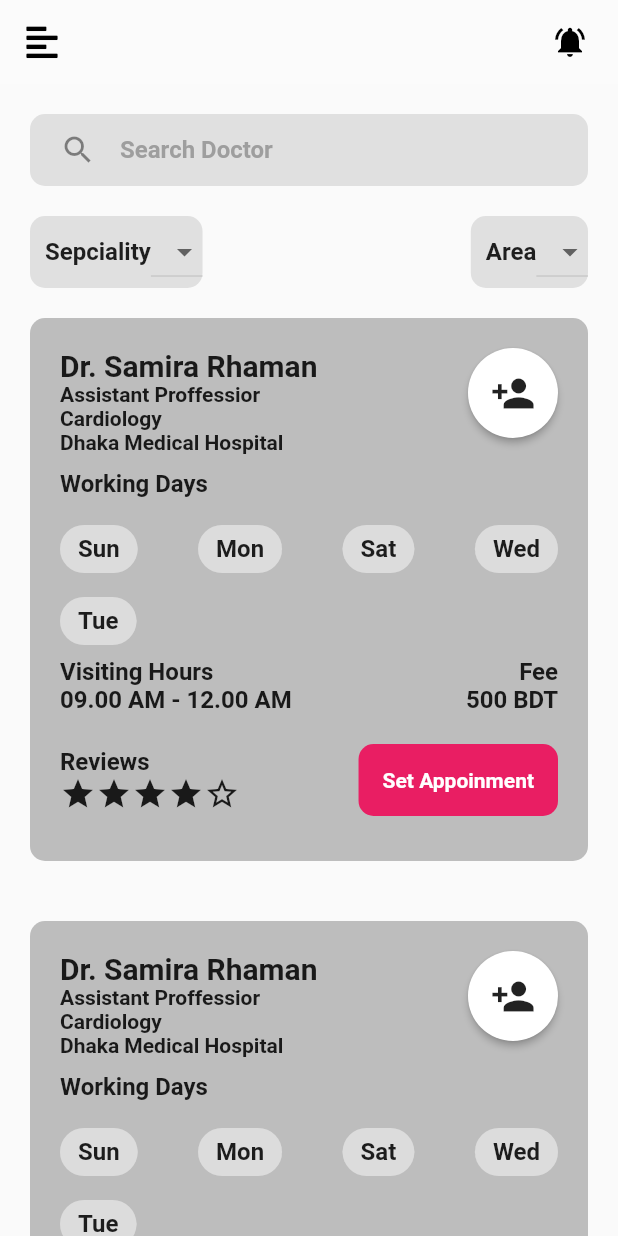
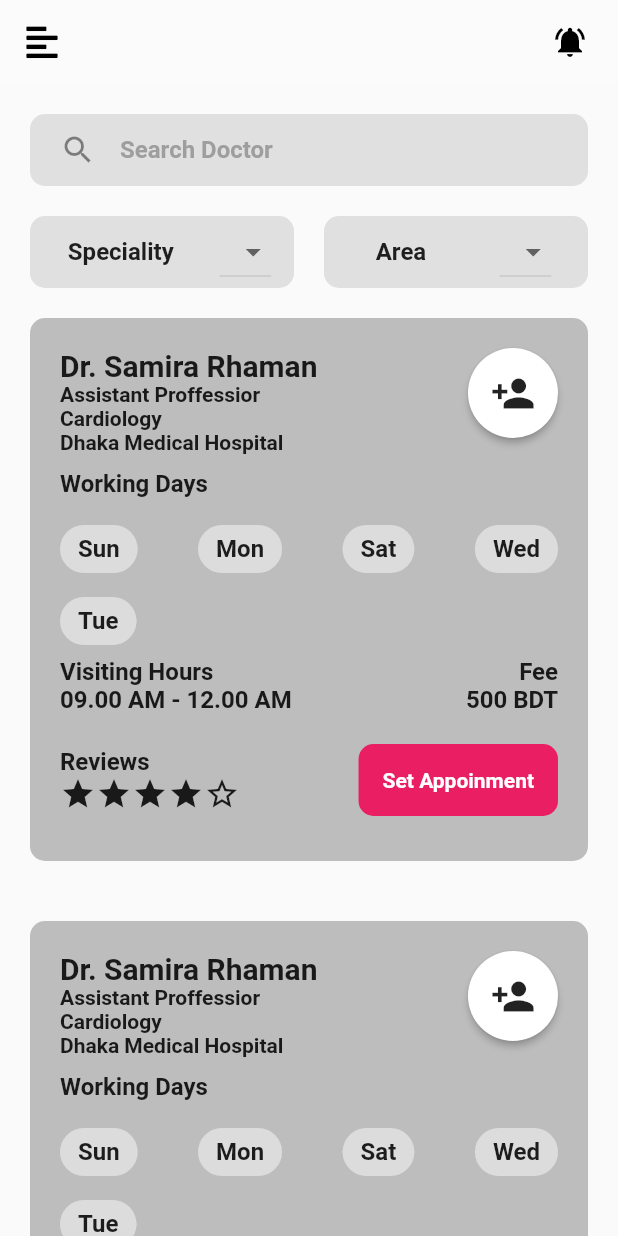
Before and after one commit to jpmehedi/flutter-eDaktar-test-project, a Flutter app: the DoctorList screen opened by its route, on a phone screen of 412 x 824 dp. Run offline on Flutter 3.47's test engine with Material 2 defaults, Android fonts, the phone set to English and light mode, and no system bars; our stand-ins replace font_awesome_flutter, table_calendar.

Commit message:
New patient's list

```diff
--- a/lib/components/set_appoinment_card.dart
+++ b/lib/components/set_appoinment_card.dart
@@ -11,7 +11,9 @@ class SetAppoinmentCard extends StatelessWidget {
       @required this.workingDays,
       @required this.fee,
       @required this.visitingHours,
-      this.row});
+      this.row,
+        @required this.onPressed,
+      });
   final String doctorName;
   final String designation;
   final String title;
@@ -20,6 +22,7 @@ class SetAppoinmentCard extends StatelessWidget {
   final String fee;
   final String visitingHours;
   final Widget row;
+final Function onPressed;
 
   @override
   Widget build(BuildContext context) {
@@ -150,6 +153,7 @@ class SetAppoinmentCard extends StatelessWidget {
                       ),
                       SmallButtonBuilder(
                         text: 'Set Appoinment',
+                        onPressed:onPressed,
                       )
                     ],
                   )
--- a/lib/components/small_button_builder.dart
+++ b/lib/components/small_button_builder.dart
@@ -1,8 +1,9 @@
 import 'package:flutter/material.dart';
 
 class SmallButtonBuilder extends StatelessWidget {
-  SmallButtonBuilder({this.text});
+  SmallButtonBuilder({this.text,@required this.onPressed});
   final String text;
+  final Function onPressed;
 
   @override
   Widget build(BuildContext context) {
@@ -10,7 +11,7 @@ class SmallButtonBuilder extends StatelessWidget {
       decoration: BoxDecoration(
           color: Colors.pink, borderRadius: BorderRadius.circular(10)),
       child: FlatButton(
-        onPressed: () {},
+        onPressed: onPressed,
         child: Text(
           text,
           style: TextStyle(
--- a/lib/main.dart
+++ b/lib/main.dart
@@ -6,6 +6,7 @@ import './screens/appoinment_data_picker.dart';
 import './screens/appoinment.dart';
 import './screens/payment.dart';
 import './screens/doctor_list_screen.dart';
+import './screens/new_patint_screen.dart';
 
 void main() => runApp(MyApp());
 
@@ -24,6 +25,7 @@ class MyApp extends StatelessWidget {
         Appoinment.id: (context) => Appoinment(),
         Payment.id: (context) => Payment(),
         DoctorList.id: (context) => DoctorList(),
+        NewPatintScreen.id:(context) => NewPatintScreen()
       },
     );
   }
--- a/lib/screens/doctor_list_screen.dart
+++ b/lib/screens/doctor_list_screen.dart
@@ -3,6 +3,7 @@ import 'package:font_awesome_flutter/font_awesome_flutter.dart';
 import '../components/nav_darwer.dart';
 import '../components/resueable_searchbar.dart';
 import '../components/set_appoinment_card.dart';
+import '../screens/new_patint_screen.dart';
 
 class DoctorList extends StatefulWidget {
   static String id = 'DoctorList';
@@ -58,7 +59,8 @@ class _DoctorListState extends State<DoctorList> {
                   child: Row(
                     mainAxisAlignment: MainAxisAlignment.spaceBetween,
                     children: <Widget>[
-                      Container(
+                      Expanded(
+                        child: Container(
                           decoration: BoxDecoration(
                             borderRadius: BorderRadius.circular(10),
                             color: Colors.grey[300],
@@ -66,9 +68,10 @@ class _DoctorListState extends State<DoctorList> {
                           child: Padding(
                             padding: const EdgeInsets.only(left: 10.0),
                             child: Row(
+                              mainAxisAlignment: MainAxisAlignment.spaceAround,
                               children: <Widget>[
                                 Text(
-                                'Sepciality',
+                                  'Speciality',
                                   style: TextStyle(
                                     fontWeight: FontWeight.bold,
                                     fontSize: 16,
@@ -89,8 +92,12 @@ class _DoctorListState extends State<DoctorList> {
                             ),
                           ),
                         ),
-                      Container(
-
+                      ),
+                      SizedBox(
+                        width: 20,
+                      ),
+                      Expanded(
+                        child: Container(
                           decoration: BoxDecoration(
                             borderRadius: BorderRadius.circular(10),
                             color: Colors.grey[300],
@@ -98,6 +105,7 @@ class _DoctorListState extends State<DoctorList> {
                           child: Padding(
                             padding: const EdgeInsets.only(left: 10.0),
                             child: Row(
+                              mainAxisAlignment: MainAxisAlignment.spaceAround,
                               children: <Widget>[
                                 Text(
                                   'Area',
@@ -106,7 +114,6 @@ class _DoctorListState extends State<DoctorList> {
                                     fontSize: 16,
                                   ),
                                 ),
-
                                 DropdownButton<String>(
                                   items: _speciality.map((String value) {
                                     return new DropdownMenuItem<String>(
@@ -122,10 +129,14 @@ class _DoctorListState extends State<DoctorList> {
                             ),
                           ),
                         ),
+                      ),
                     ],
                   ),
                 ),
                 SetAppoinmentCard(
+                  onPressed: () {
+                    Navigator.pushNamed(context, NewPatintScreen.id);
+                  },
                   doctorName: 'Dr. Samira Rhaman',
                   designation: 'Assistant Proffessior',
                   title: 'Cardiology',
@@ -135,6 +146,7 @@ class _DoctorListState extends State<DoctorList> {
                   visitingHours: '09.00 AM - 12.00 AM',
                 ),
                 SetAppoinmentCard(
+                  onPressed: () {},
                   doctorName: 'Dr. Samira Rhaman',
                   designation: 'Assistant Proffessior',
                   title: 'Cardiology',
@@ -144,6 +156,7 @@ class _DoctorListState extends State<DoctorList> {
                   visitingHours: '09.00 AM - 12.00 AM',
                 ),
                 SetAppoinmentCard(
+                  onPressed: () {},
                   doctorName: 'Dr. Samira Rhaman',
                   designation: 'Assistant Proffessior',
                   title: 'Cardiology',
```
Also changed, not shown: lib/screens/appoinment.dart (+8 -2 lines), lib/screens/new_patint_screen.dart (added, +78 -0 lines). Lines whose indentation alone changed are shown as unchanged.
